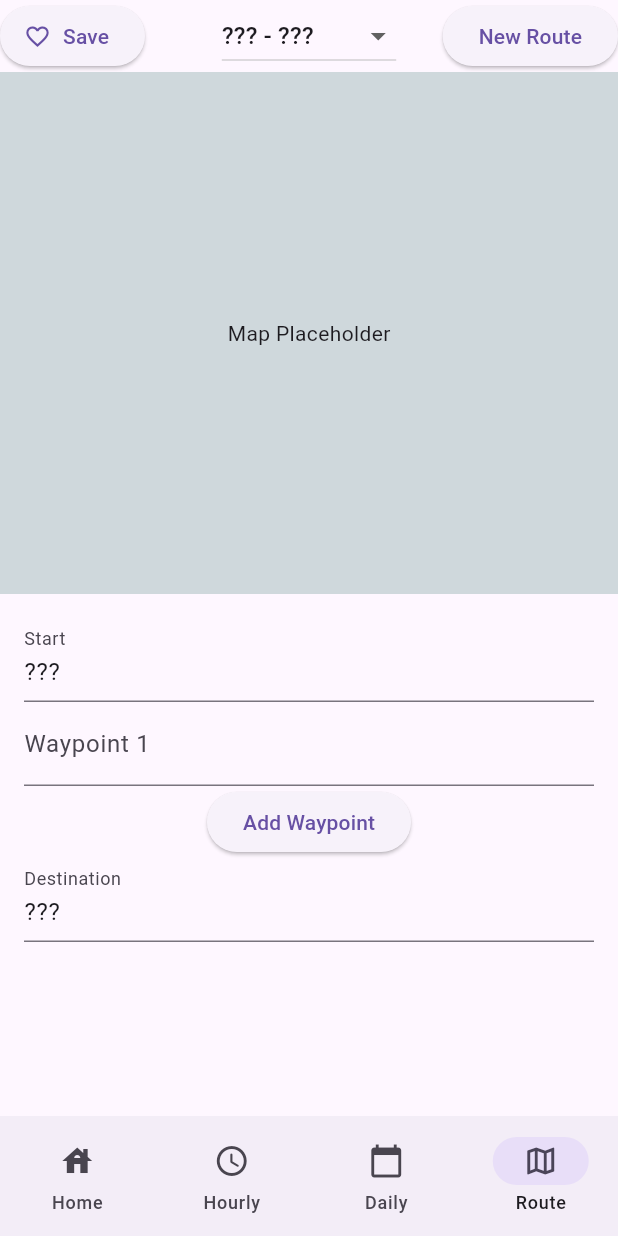
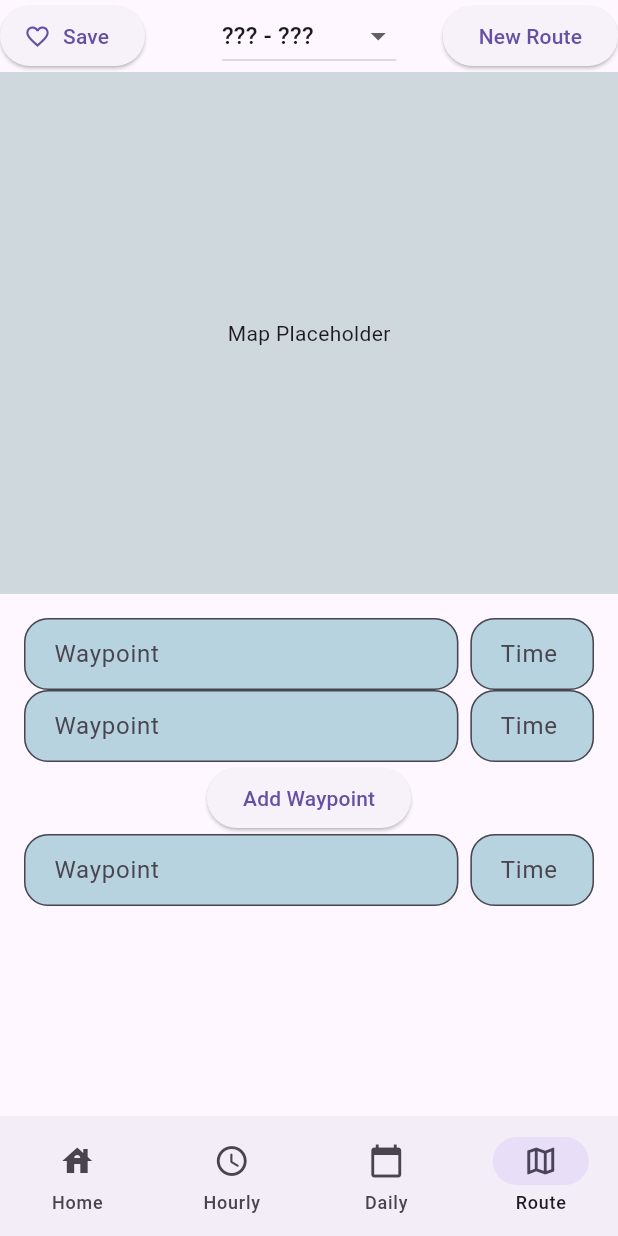
Before and after one commit to happiestbee/weather, a Flutter app: the screen it shows after launch, item 4 of the bottom bar chosen, after a tap on "Add Waypoint", on a phone screen of 412 x 824 dp. Run offline on Flutter 3.47's test engine with Material 3 defaults, Android fonts, the light colour scheme and no system bars; our stand-ins replace geocoding; missing offline and left inert: open_meteo.

Commit message:
Add ability to set start and destination time

```diff
--- a/lib/main.dart
+++ b/lib/main.dart
@@ -4,7 +4,6 @@ import 'package:provider/provider.dart';
 import 'package:weather/src/location_bar.dart';
 import 'data/weather_provider.dart';
 import 'src/sample_screen.dart';
-
 
 void main() {
   runApp(
--- a/lib/src/journey.dart
+++ b/lib/src/journey.dart
@@ -1,24 +1,48 @@
 import 'dart:math';
+import 'package:weather/src/location_bar.dart';
 
 class Journey {
 
-  Location start = Location("???");
-  var waypoints = <Location>[];
-  Location dest = Location("???");
+  LocationCoords start = LocationCoords(
+    name: "",
+    latitude: .0,
+    longitude: .0,
+  );
+
+  var waypoints = <LocationCoords>[];
+
+  LocationCoords dest = LocationCoords(
+    name: "",
+    latitude: .0,
+    longitude: .0,
+  );
+
+  DateTime? startTime;
+  DateTime? endTime;
 
   Journey() {
-    waypoints = List<Location>.empty(growable: true);
+    waypoints = List<LocationCoords>.empty(growable: true);
   }
 
-  void setStart(Location start) {
-    this.start=start;
+  Future<LocationCoords> createLocationFromName(String name) async {
+    return LocationCoords(
+        name: name,
+        latitude: .0,
+        longitude: .0,
+      );
+      // TODO: Use geocoding to get the latitude and longitude
+    }
+
+  Future<void> setStart(String start) async {
+    this.start=await createLocationFromName(start);
   }
 
-  void setDest(Location dest) {
-    this.dest = dest;
+  Future<void> setDest(String dest) async {
+    this.dest = await createLocationFromName(dest);
   }
 
-  void addWaypoint(Location waypoint, {int i = -1}) {
+  Future<void> addWaypoint(String waypointName, {int i = -1}) async{
+    LocationCoords waypoint = await createLocationFromName(waypointName);
     if (i == -1) {
       waypoints.add(waypoint);
     } else {
@@ -26,7 +50,16 @@ class Journey {
     }
   }
 
-  void setWaypoint(Location waypoint, int i) {
+  void addNewWaypoint() {
+    waypoints.add(LocationCoords(
+      name: "",
+      latitude: .0,
+      longitude: .0,
+    ));
+  }
+
+  Future<void> setWaypoint(String waypointName, int i) async {
+    LocationCoords waypoint = await createLocationFromName(waypointName);
     if (i < waypoints.length) {
       waypoints[i] = waypoint;
     }
@@ -38,24 +71,16 @@ class Journey {
     }
   }
 
+  String shortenedName(LocationCoords location) {
+    if (location.name.isEmpty) {
+      return "???";
+    }
+    return location.name.substring(0, min(3,location.name.length));
+  }
+
   @override
   String toString(){
-      return "${start.shortened()} - ${dest.shortened()}";
+      return "${shortenedName(start)} - ${shortenedName(dest)}";
   }
 
-
-
 }
-
-class Location {
-
-  final String name;
-  const Location(this.name);
-
-  String shortened() {
-    return name.substring(0, min(3,name.length));
-  }
-
-  String getName() {return name;}
-
-}
--- a/lib/src/main_page.dart
+++ b/lib/src/main_page.dart
@@ -1,7 +1,7 @@
 import 'package:flutter/material.dart';
 import 'home.dart';
-import 'package:weather/sample_screen.dart';
 import 'package:weather/src/route_screen.dart';
+import 'sample_screen.dart';
 
 class MainPage extends StatefulWidget{
   const MainPage({super.key});
@@ -24,7 +24,7 @@ class _MainPageState extends State<MainPage> {
         page = HomeScreen(); // home screen
         break;
       case 1:
-        page = Placeholder(color: Colors.blue); // hourly
+        page = SampleScreen(); // hourly
         break;
       case 2:
         page = Placeholder(color: Colors.green); // daily
--- a/lib/src/route_screen.dart
+++ b/lib/src/route_screen.dart
@@ -1,5 +1,7 @@
 import 'package:flutter/material.dart';
 import 'package:weather/src/journey.dart';
+import 'package:weather/src/location_bar.dart';
+import 'package:weather/src/waypointBar.dart';
 
 class RouteScreen extends StatefulWidget {
   const RouteScreen({super.key});
@@ -11,7 +13,6 @@ class RouteScreen extends StatefulWidget {
 
 class _RouteScreenState extends State<RouteScreen> {
 
-  // Currently journey's just store strings for locations
   // TODO: Match name to lat/lon
   Journey currentRoute = Journey();
   var savedRoutes = <Journey>[];
@@ -19,6 +20,8 @@ class _RouteScreenState extends State<RouteScreen> {
   late TextEditingController startController;
   late List<TextEditingController> waypointControllers;
   late TextEditingController destController;
+  late TextEditingController startTimeController;
+  late TextEditingController endTimeController;
 
   @override
   void initState() {
@@ -28,11 +31,19 @@ class _RouteScreenState extends State<RouteScreen> {
 
   // Initialize the text controllers for the start, waypoints, and destination text fields
   void _initControllers() {
-    startController = TextEditingController(text: currentRoute.start.getName());
+    startController = TextEditingController(text: currentRoute.start.name);
     waypointControllers = currentRoute.waypoints.map(
-      (w) => TextEditingController(text: w.getName()))
+      (w) => TextEditingController(text: w.name))
       .toList();
-    destController = TextEditingController(text: currentRoute.dest.getName());
+    destController = TextEditingController(text: currentRoute.dest.name);
+    startTimeController = TextEditingController(
+      text: currentRoute.startTime != null
+          ? currentRoute.startTime!.toString()
+          : "");
+    endTimeController = TextEditingController(
+        text: currentRoute.endTime != null
+            ? TimeOfDay.fromDateTime(currentRoute.endTime!).format(context)
+            : "");
   }
 
   // Dispose of the text controllers to free up resources
@@ -42,6 +53,25 @@ class _RouteScreenState extends State<RouteScreen> {
       controller.dispose();
     }
     destController.dispose();
+    startTimeController.dispose();
+    endTimeController.dispose();
+  }
+
+  // Helper to interpolate waypoint times
+  List<TimeOfDay?> _interpolatedWaypointTimes() {
+    if (currentRoute.startTime == null || currentRoute.endTime == null || currentRoute.waypoints.isEmpty) {
+      return List.filled(currentRoute.waypoints.length, null);
+    }
+    final start = currentRoute.startTime!;
+    final end = currentRoute.endTime!;
+    final total = end.difference(start).inMinutes;
+    final n = currentRoute.waypoints.length + 1;
+    return List.generate(
+      currentRoute.waypoints.length,
+      (i) => TimeOfDay.fromDateTime(
+        start.add(Duration(minutes: ((i + 1) * total ~/ n))),
+      ),
+    );
   }
 
   @override
@@ -66,15 +96,15 @@ class _RouteScreenState extends State<RouteScreen> {
   void changeRoute(Journey route) {
     setState(() {
       currentRoute = route;
-      startController.text = currentRoute.start.getName();
-      destController.text = currentRoute.dest.getName();
+      startController.text = currentRoute.start.name;
+      destController.text = currentRoute.dest.name;
       // Dispose of the old waypoint controllers there may be more than we need
       for (var controller in waypointControllers) {
         controller.dispose();
       }
       // Create new waypoint controllers for the new route
       waypointControllers = currentRoute.waypoints.map(
-        (w) => TextEditingController(text: w.getName()))
+        (w) => TextEditingController(text: w.name))
         .toList();
     });
   }
@@ -93,6 +123,8 @@ class _RouteScreenState extends State<RouteScreen> {
     if (!dropdownRoutes.contains(currentRoute)) {
       dropdownRoutes.add(currentRoute);
     }
+
+    List<TimeOfDay?> waypointTimes = _interpolatedWaypointTimes();
 
     return Scaffold(
       body: Column(
@@ -162,8 +194,6 @@ class _RouteScreenState extends State<RouteScreen> {
             ),
           ),
           // Text fields for start, each waypoint, and destination
-          // TODO: Edit text fields to apper more like as shown in the design
-          // TODO: Add ability to set start time or time at each waypoint?
           Expanded(
             child: Container(
               padding: const EdgeInsets.all(16.0),
@@ -172,47 +202,44 @@ class _RouteScreenState extends State<RouteScreen> {
                   mainAxisAlignment: MainAxisAlignment.center,
                   children: [
                     // Start text field
-                    TextField(
-                      controller: startController,
-                      decoration: InputDecoration(labelText: "Start"),
-                      onChanged: (value) {
-                        setState(() {
-                          currentRoute.setStart(Location(value));
-                        });
-                      },
+                    WaypointBar(
+                      locationController: startController,
+                      timeController: startTimeController,
+                      route: currentRoute,
+                      type: LocationType.start,
+                      onChanged: () =>setState(() {}),
                     ),
                     // List of text fields for waypoints
                     ...List.generate(
                       currentRoute.waypoints.length,
-                      (i) => TextField(
-                        controller: waypointControllers[i],
-                        decoration: InputDecoration(labelText: "Waypoint ${i + 1}"),
-                        onChanged: (value) {
-                          setState(() {
-                            currentRoute.setWaypoint(Location(value), i);
-                          });
-                        },
+                      (i) => WaypointBar(
+                        locationController: waypointControllers[i],
+                        timeController: TextEditingController(
+                          text: waypointTimes[i]?.format(context),
+                        ),
+                        route: currentRoute,
+                        type: LocationType.waypoint,
+                        waypointIndex: i,
+                        onChanged: () => setState(() {}),
                       ),
                     ),
                     // Button to add a new waypoint
                     ElevatedButton(
                       onPressed: () {
                         setState(() {
-                          currentRoute.addWaypoint(Location("New Waypoint"));
+                          currentRoute.addNewWaypoint();
                           waypointControllers.add(TextEditingController());
                         });
                       },
                       child: Text("Add Waypoint"),
                     ),
                     // Destination text field
-                    TextField(
-                      controller: destController,
-                      decoration: InputDecoration(labelText: "Destination"),
-                      onChanged: (value) {
-                        setState(() {
-                          currentRoute.setDest(Location(value));
-                        });
-                      },
+                    WaypointBar(
+                      locationController: destController,
+                      timeController: endTimeController,
+                      route: currentRoute,
+                      type: LocationType.dest,
+                      onChanged: () => setState(() {}),
                     ),
                   ],
                 ),
--- /dev/null
+++ b/lib/src/waypointBar.dart
@@ -0,0 +1,117 @@
+import 'package:flutter/material.dart';
+import 'package:weather/src/journey.dart';
+
+enum LocationType {
+  start,
+  waypoint,
+  dest,
+}
+
+class WaypointBar extends StatefulWidget {
+
+  final VoidCallback onChanged;
+  final TextEditingController locationController;
+  final TextEditingController timeController;
+  final Journey route;
+  final LocationType type;
+  final int? waypointIndex;
+
+  const WaypointBar({
+    super.key,
+    required this.locationController,
+    required this.timeController,
+    required this.route,
+    required this.type,
+    this.waypointIndex,
+    required this.onChanged,
+  });
+
+  @override
+  State<WaypointBar> createState() => _WaypointBarState();
+}
+
+class _WaypointBarState extends State<WaypointBar> {
+    // Create an input decoration for the text fields when provided with a label
+  InputDecoration _inputDecoration(String label) {
+    return InputDecoration(
+      labelText: label,
+      border: OutlineInputBorder(
+        borderRadius: BorderRadius.circular(16.0),
+      ),
+      contentPadding: EdgeInsets.symmetric(horizontal: 16, vertical: 12),
+      filled: true,
+      fillColor: const Color.fromARGB(255, 183, 211, 224),
+    );
+  }
+
+  @override
+  Widget build(BuildContext context) {
+    return Row(
+      children: [
+        Expanded(
+          child: TextField(
+            controller: widget.locationController,
+            decoration: _inputDecoration("Waypoint"),
+            onChanged: (value) {
+              setState(() {
+                switch (widget.type) {
+                  case LocationType.start:
+                    widget.route.setStart(value);
+                  case LocationType.waypoint:
+                    widget.route.setWaypoint(value, widget.waypointIndex!);
+                  case LocationType.dest:
+                    widget.route.setDest(value);
+                }
+                widget.onChanged();
+              });
+            },
+          ),
+        ),
+        const SizedBox(width: 8),
+        SizedBox(
+          width: MediaQuery.of(context).size.width * 0.2,
+          child: TextField(
+            controller: widget.timeController,
+            decoration: _inputDecoration("Time"),
+            readOnly: true,
+            onTap: () {
+              setState(() {
+                if (widget.type != LocationType.waypoint) {
+
+                  Future<TimeOfDay?> time = showTimePicker(
+                    context: context,
+                    initialTime: TimeOfDay.now(),
+                  );
+                  time.then((value) {
+                    if (value != null) {
+                      DateTime dateTime = DateTime(
+                        DateTime.now().year,
+                        DateTime.now().month,
+                        DateTime.now().day,
+                        value.hour,
+                        value.minute,
+                      );
+                      switch (widget.type) {
+                        case LocationType.start:
+                          widget.route.startTime = dateTime;
+                          print(widget.route.startTime);
+                        case LocationType.waypoint:
+                          break;
+                        case LocationType.dest:
+                          widget.route.endTime = dateTime;
+                      }
+                    }
+                    widget.timeController.text = value?.format(context) ?? "";
+                    widget.onChanged();
+                  });
+                }
+              });
+
+            },
+          ),
+        ),
+
+      ],
+    );
+  }
+}
```
